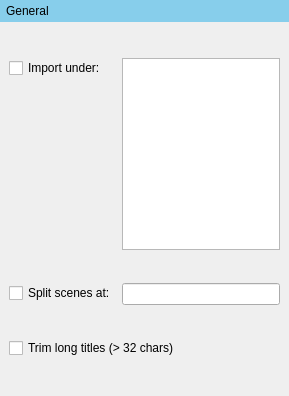
First picture: the form in manuskript/ui/importers/generalSettings_ui.ui, repository olivierkes/manuskript, before the edit.
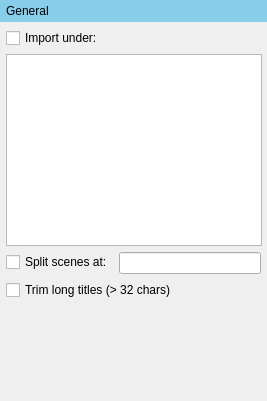
Second picture: the form after the edit.

```diff
--- a/manuskript/ui/importers/generalSettings_ui.ui
+++ b/manuskript/ui/importers/generalSettings_ui.ui
@@ -6,8 +6,8 @@
    <rect>
     <x>0</x>
     <y>0</y>
-    <width>289</width>
-    <height>396</height>
+    <width>267</width>
+    <height>401</height>
    </rect>
   </property>
   <property name="windowTitle">
@@ -53,47 +53,59 @@
        <rect>
         <x>0</x>
         <y>0</y>
-        <width>289</width>
-        <height>373</height>
+        <width>267</width>
+        <height>378</height>
        </rect>
       </property>
       <attribute name="label">
        <string>General</string>
       </attribute>
       <layout class="QVBoxLayout" name="verticalLayout_5">
+       <property name="leftMargin">
+        <number>6</number>
+       </property>
+       <property name="topMargin">
+        <number>6</number>
+       </property>
+       <property name="rightMargin">
+        <number>6</number>
+       </property>
+       <property name="bottomMargin">
+        <number>6</number>
+       </property>
        <item>
         <layout class="QFormLayout" name="formLayout_4">
          <property name="rowWrapPolicy">
           <enum>QFormLayout::WrapLongRows</enum>
          </property>
-         <item row="0" column="0">
-          <widget class="QCheckBox" name="chkGeneralParent">
-           <property name="text">
-            <string>Import under:</string>
-           </property>
-          </widget>
-         </item>
-         <item row="1" column="0">
+         <item row="2" column="0">
           <widget class="QCheckBox" name="chkGeneralSplitScenes">
            <property name="text">
             <string>Split scenes at:</string>
            </property>
           </widget>
          </item>
-         <item row="1" column="1">
+         <item row="2" column="1">
           <widget class="QLineEdit" name="txtGeneralSplitScenes"/>
          </item>
-         <item row="0" column="1">
+         <item row="3" column="0" colspan="2">
+          <widget class="QCheckBox" name="chkGeneralTrimTitles">
+           <property name="text">
+            <string>Trim long titles (&gt; 32 chars)</string>
+           </property>
+          </widget>
+         </item>
+         <item row="1" column="0">
           <widget class="QTreeView" name="treeGeneralParent">
            <property name="headerHidden">
             <bool>true</bool>
            </property>
           </widget>
          </item>
-         <item row="2" column="0" colspan="2">
-          <widget class="QCheckBox" name="chkGeneralTrimTitles">
+         <item row="0" column="0" colspan="2">
+          <widget class="QCheckBox" name="chkGeneralParent">
            <property name="text">
-            <string>Trim long titles (&gt; 32 chars)</string>
+            <string>Import under:</string>
            </property>
           </widget>
          </item>
```
